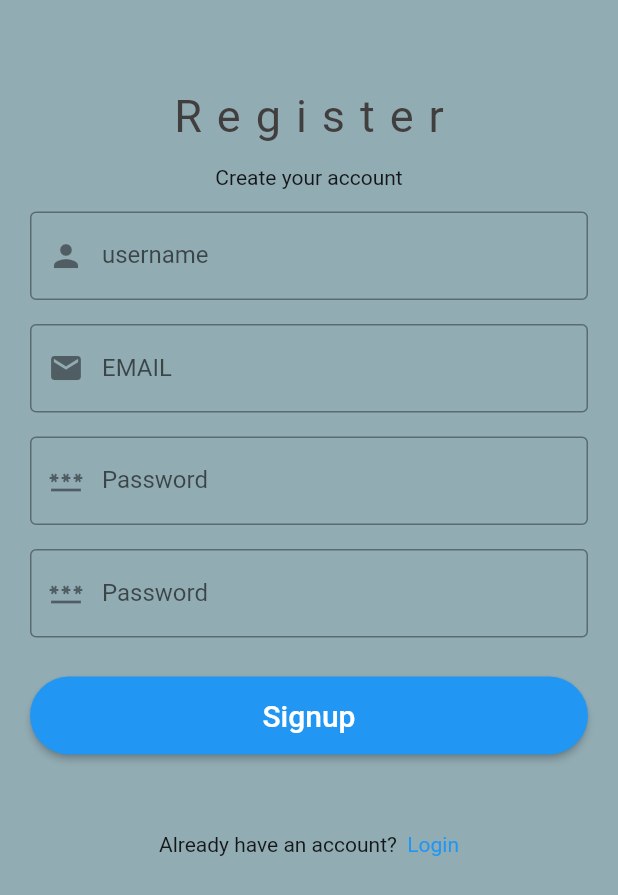
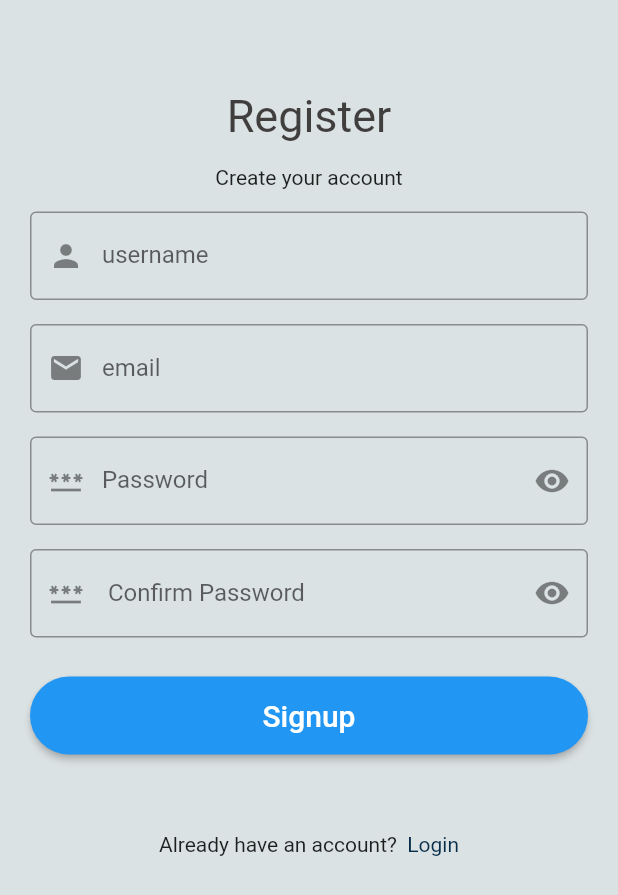
Before and after one commit to kainatxsiddiqui/login, a Flutter app: the signup screen opened directly, on a phone screen of 412 x 824 dp. Shown: the top 895 px of the screen. Run offline on Flutter 3.47's test engine with Material 2 defaults, Android fonts, the phone set to English and light mode, and no system bars; our stand-ins replace form_field_validator.

Commit message:
Update signup.dart

```diff
--- a/login/lib/signup.dart
+++ b/login/lib/signup.dart
@@ -19,12 +19,12 @@ class signup extends StatelessWidget {
          height: size.height,
          width:size.width,
          padding: const EdgeInsets.only(top:60, left: 20,right:20),
-         color: Color.fromARGB(255, 146, 172, 180),
+         color: Color.fromARGB(255, 219, 226, 228),
         child:Form(
          key:formKey,
          child: Column(
           children:[
-            Text("Register", style: TextStyle(color: Color.fromARGB(255, 65, 62, 62), fontSize: 30, letterSpacing:10 ),),
+            Text("Register", style: TextStyle(color: Color.fromARGB(255, 65, 62, 62), fontSize: 30, ),),
              Padding(padding: EdgeInsets.all(15),child: Text("Create your account")),
             TextFormField(
               controller: nameCtrl,
@@ -49,7 +49,7 @@ class signup extends StatelessWidget {
                 border: OutlineInputBorder(),
 
                 prefixIcon: Icon(Icons.email),
-                hintText:"JohnSmith@GMIL.COM", labelText:'EMAIL'
+                hintText:"JohnSmith@GMIL.COM", labelText:'email'
               ),
             ),
             SizedBox(height:16),
@@ -67,6 +67,7 @@ class signup extends StatelessWidget {
                  border: OutlineInputBorder(),
 
                 prefixIcon: Icon(Icons.password),
+                   suffixIcon: Icon(Icons.visibility),
                 hintText:"xxxxxx",labelText: 'Password',
               ),
             ),
@@ -87,7 +88,8 @@ class signup extends StatelessWidget {
                  border: OutlineInputBorder(),
 
                 prefixIcon: Icon(Icons.password),
-                hintText:"xxxxxx",labelText: 'Password',
+                suffixIcon: Icon(Icons.visibility),
+                hintText:"xxxxxx",labelText: ' Confirm Password',
               ),
             ),
             SizedBox(height:26),
@@ -138,7 +140,7 @@ class signup extends StatelessWidget {
                                 builder: (context) => login(
                                     )));
   },
-  child: new Text("  Login", style: TextStyle(color: Colors.blue),),
+  child: new Text("  Login", style: TextStyle(color: Color.fromARGB(255, 8, 45, 75)),),
 ),
   ],
               ),
```
